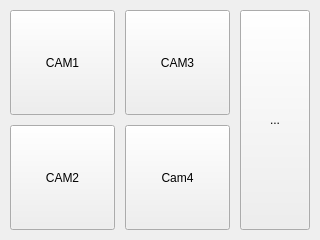
Old version of the form mainwindow.ui in the repository PatrickLeiner/control_node.
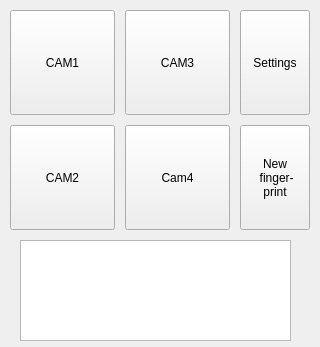
New version of the form. The open tabs and pages were chosen to show the change. Icons and pictures are not drawn.

What changed in the file:
```diff
--- a/mainwindow.ui
+++ b/mainwindow.ui
@@ -7,7 +7,7 @@
     <x>0</x>
     <y>0</y>
     <width>320</width>
-    <height>240</height>
+    <height>347</height>
    </rect>
   </property>
   <property name="windowTitle">
@@ -140,11 +140,32 @@
         <x>240</x>
         <y>10</y>
         <width>70</width>
-        <height>220</height>
+        <height>105</height>
        </rect>
       </property>
       <property name="text">
-       <string>...</string>
+       <string>Settings</string>
+      </property>
+     </widget>
+     <widget class="QPushButton" name="pushButton_Cam4_2">
+      <property name="geometry">
+       <rect>
+        <x>240</x>
+        <y>125</y>
+        <width>70</width>
+        <height>105</height>
+       </rect>
+      </property>
+      <property name="text">
+       <string>New 
+ finger-
+print</string>
+      </property>
+      <property name="checkable">
+       <bool>false</bool>
+      </property>
+      <property name="checked">
+       <bool>false</bool>
       </property>
      </widget>
     </widget>
@@ -472,6 +493,16 @@
      </widget>
     </widget>
    </widget>
+   <widget class="QTextEdit" name="textEdit">
+    <property name="geometry">
+     <rect>
+      <x>20</x>
+      <y>240</y>
+      <width>271</width>
+      <height>101</height>
+     </rect>
+    </property>
+   </widget>
   </widget>
  </widget>
  <layoutdefault spacing="6" margin="11"/>
```
Left out of the diff: 12 changed lines with no effect on the pictures.
